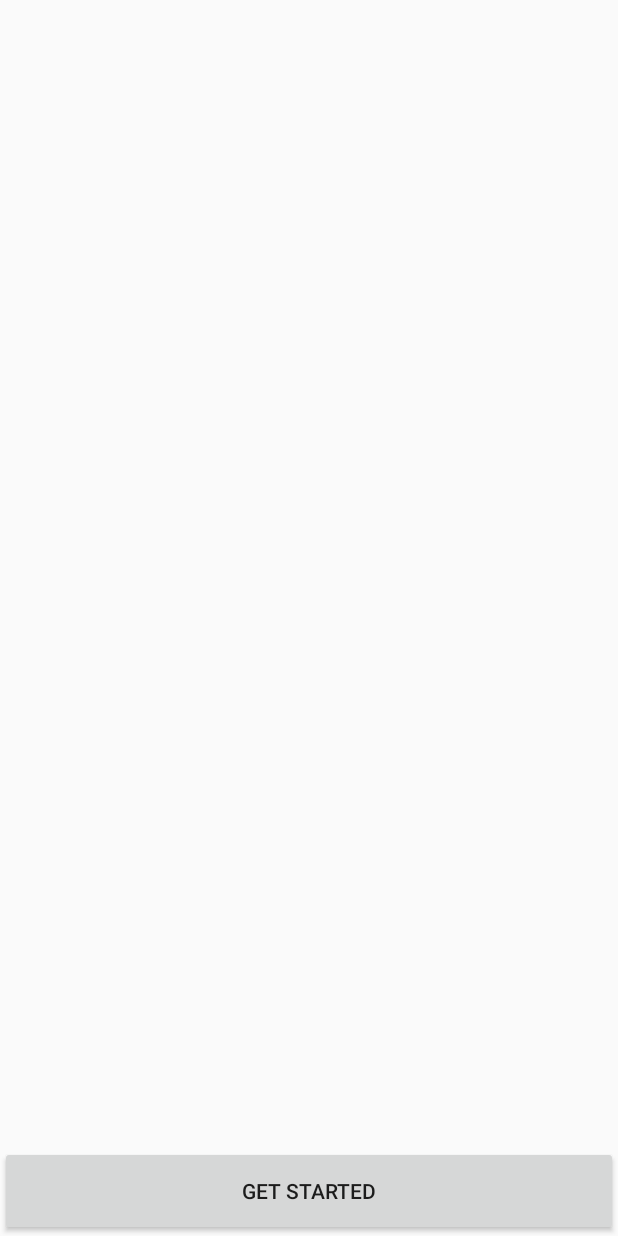
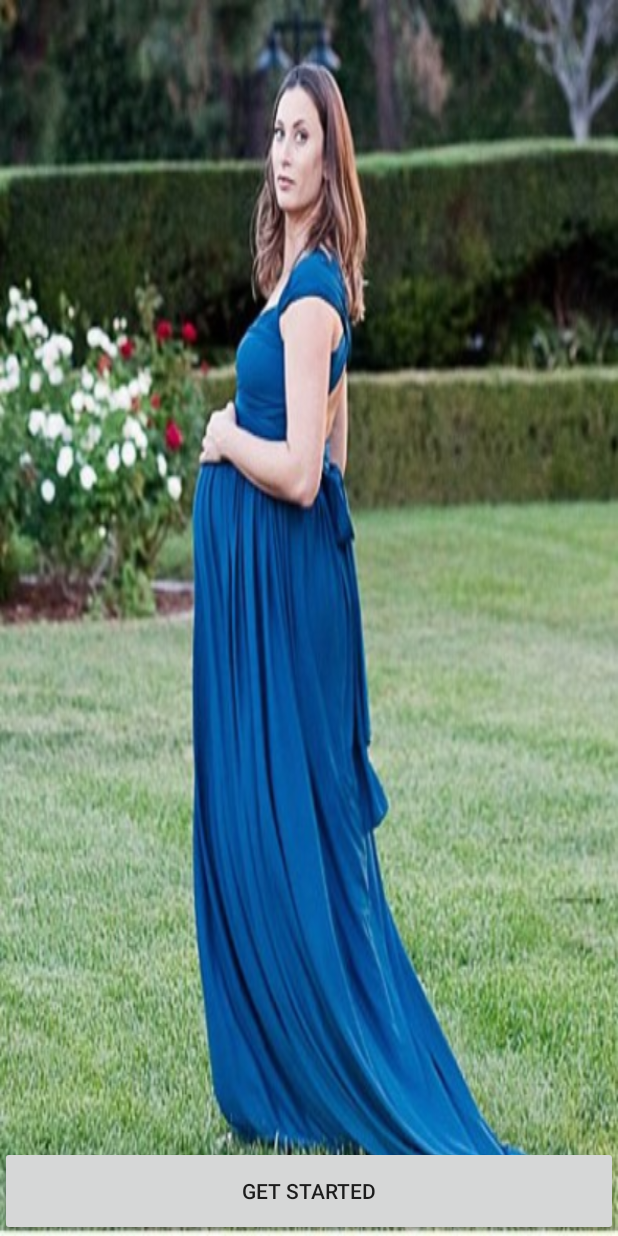
Before and after one commit to ranjit1997/Action_bar_tabbed, an Android app: the screen it shows after launch (First_page), on a phone screen of 412 x 824 dp. Run offline under Robolectric (Android 15) with nearby library versions, the phone set to English and light mode, and no system bars.

Commit message:
maternity
updated the main image

```diff
--- a/app/src/main/res/layout/activity_first_page.xml
+++ b/app/src/main/res/layout/activity_first_page.xml
@@ -3,6 +3,7 @@
     xmlns:app="http://schemas.android.com/apk/res-auto"
     xmlns:tools="http://schemas.android.com/tools"
     android:layout_width="match_parent"
+    android:background="@drawable/maternity"
     android:layout_height="match_parent"
     tools:context=".First_page">
 
```
Also changed, not shown: app/src/main/res/drawable/maternity.jpg (added).
